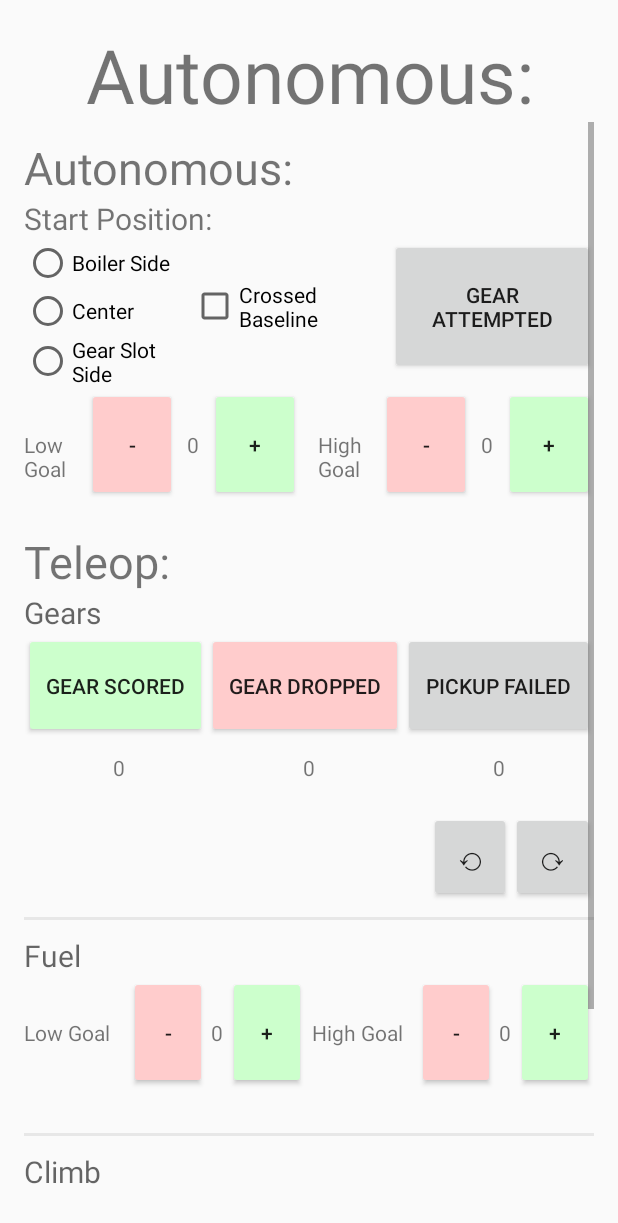
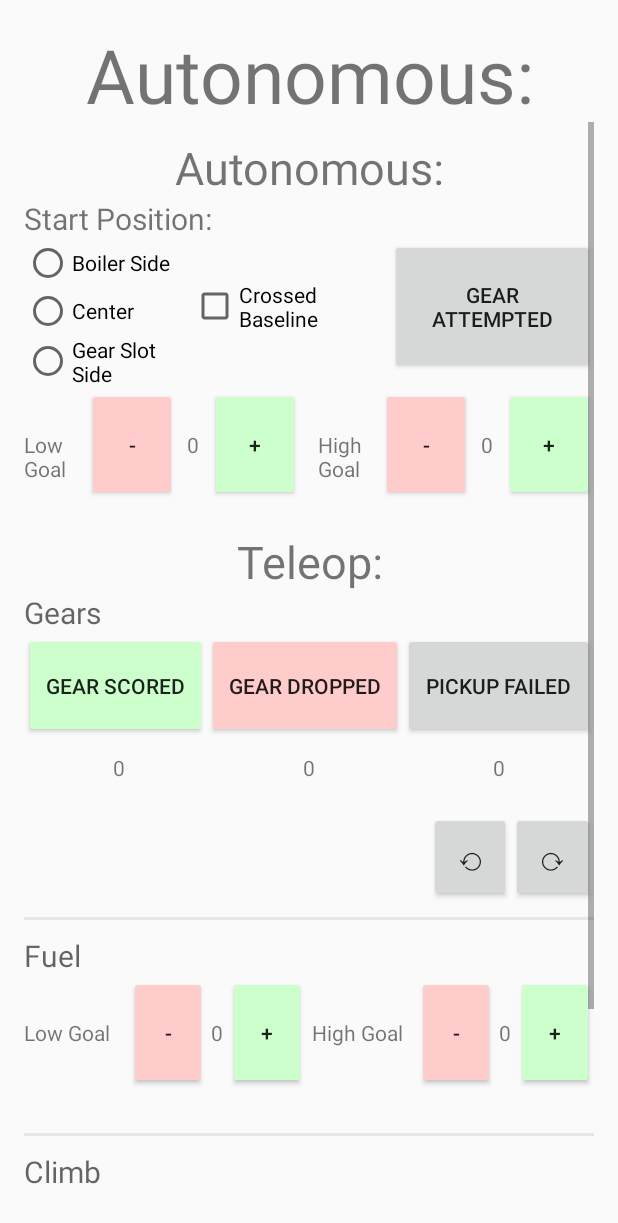
Before and after one commit to GSeve4/TeleopApplication, an Android app: the GameActivity screen opened directly, with no data from a screen before it, on a phone screen of 412 x 824 dp. Shown: the top 1223 px of the screen. Run offline under Robolectric (Android 15) with nearby library versions, the phone set to English and light mode, and no system bars.

Commit message:
Centered "Autonomous" and "Teleop" text

```diff
--- a/app/src/main/res/layout/activity_game.xml
+++ b/app/src/main/res/layout/activity_game.xml
@@ -42,7 +42,8 @@
                 android:layout_height="wrap_content"
                 android:id="@+id/txtAuton"
                 android:textSize="30sp"
-                android:layout_marginTop="10dp" />
+                android:layout_marginTop="10dp"
+                android:gravity="center" />
 
             <TextView
                 android:text="Start Position:"
@@ -184,7 +185,8 @@
                 android:layout_height="wrap_content"
                 android:id="@+id/txtTeleop"
                 android:textSize="30sp"
-                android:layout_marginTop="20dp" />
+                android:layout_marginTop="20dp"
+                android:gravity="center" />
 
             <TextView
                 android:text="Gears"
@@ -409,10 +411,10 @@
 
             <View
                 android:layout_width="fill_parent"
-                android:layout_height="2dp"
                 android:background="@android:drawable/divider_horizontal_bright"
                 android:layout_marginBottom="@dimen/small_vert_padding"
-                android:id="@+id/divider2" />
+                android:id="@+id/divider2"
+                android:layout_height="2dp" />
 
             <TextView
                 android:text="Climb"
```
